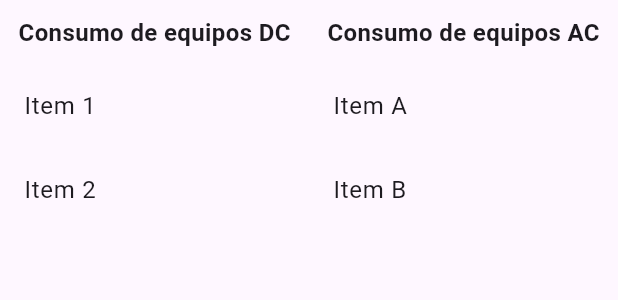
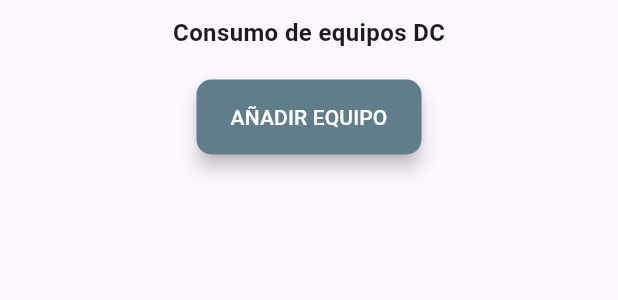
Before and after one commit to Cristhian-Leon1/web_dimensionamiento_sistema_fotovoltaico, a Flutter app: the ContenedorConsumoEquipos widget shown alone on an empty page, opened directly, on a phone screen of 412 x 824 dp. Shown: the top 300 px of the screen. Run offline on Flutter 3.47's test engine with Material 3 defaults, Android fonts, the light colour scheme and no system bars; our stand-ins replace accordion, google_fonts; project files that could hold a hidden picture were left out.

Commit message:
Actualizacion datos dispositivos DC

```diff
--- a/lib/providers/provider_inicio.dart
+++ b/lib/providers/provider_inicio.dart
@@ -2,6 +2,33 @@ import 'dart:convert';
 import 'package:flutter/material.dart';
 import 'package:flutter/services.dart' show rootBundle;
 import 'package:web_dimensionamiento_sistema_fotovoltaico/modelos/modelo_instalacion.dart';
+
+class CardEquipoData {
+  final TextEditingController zonaController = TextEditingController();
+  final TextEditingController equipoController = TextEditingController();
+  final TextEditingController cantidadController = TextEditingController();
+  final TextEditingController potenciaController = TextEditingController();
+  final TextEditingController tiempoController = TextEditingController();
+  final ValueNotifier<double> potenciaTotal = ValueNotifier<double>(0);
+  final ValueNotifier<double> consumoDiario = ValueNotifier<double>(0);
+
+  CardEquipoData() {
+    cantidadController.addListener(_updatePotenciaTotal);
+    potenciaController.addListener(_updatePotenciaTotal);
+    tiempoController.addListener(_updateConsumoDiario);
+  }
+
+  void _updatePotenciaTotal() {
+    final int cantidad = int.tryParse(cantidadController.text) ?? 0;
+    final double potencia = double.tryParse(potenciaController.text) ?? 0;
+    potenciaTotal.value = cantidad * potencia;
+  }
+
+  void _updateConsumoDiario() {
+    final double tiempo = double.tryParse(tiempoController.text) ?? 0;
+    consumoDiario.value = potenciaTotal.value * tiempo;
+  }
+}
 
 class ProviderInicio with ChangeNotifier {
   final List<bool> _seccionesAbiertas = [false, false, false];
@@ -11,14 +38,28 @@ class ProviderInicio with ChangeNotifier {
   final List<String> _departamentos = [];
   final Map<String, List<String>> _municipios = {};
 
+  final List<CardEquipoData> _equipos = [];
+  List<CardEquipoData> get equipos => _equipos;
+
   String? _ampliacionesFuturas;
   String? get ampliacionesFuturas => _ampliacionesFuturas;
+
+  final ValueNotifier<double> _potenciaTotal = ValueNotifier<double>(0);
+  final ValueNotifier<double> _consumoDiario = ValueNotifier<double>(0);
+
+  ValueNotifier<double> get potenciaTotal => _potenciaTotal;
+  ValueNotifier<double> get consumoDiario => _consumoDiario;
 
   final TextEditingController voltajeDController = TextEditingController();
   final TextEditingController voltajeAController = TextEditingController();
   final TextEditingController adultosController = TextEditingController();
   final TextEditingController jovenesController = TextEditingController();
   final TextEditingController ninosController = TextEditingController();
+  final TextEditingController zonaController = TextEditingController();
+  final TextEditingController equipoController = TextEditingController();
+  final TextEditingController cantidadController = TextEditingController();
+  final TextEditingController potenciaController = TextEditingController();
+  final TextEditingController tiempoController = TextEditingController();
 
   List<bool> get seccionesAbiertas => _seccionesAbiertas;
   ModeloInstalacion get instalacion => _instalacion;
@@ -29,6 +70,7 @@ class ProviderInicio with ChangeNotifier {
 
   ProviderInicio() {
     _cargarDatos();
+    _initListeners();
   }
 
   Future<void> _cargarDatos() async {
@@ -43,6 +85,23 @@ class ProviderInicio with ChangeNotifier {
     }
 
     notifyListeners();
+  }
+
+  void _initListeners() {
+    cantidadController.addListener(_updatePotenciaTotal);
+    potenciaController.addListener(_updatePotenciaTotal);
+    tiempoController.addListener(_updateConsumoDiario);
+  }
+
+  void _updatePotenciaTotal() {
+    final int cantidad = int.tryParse(cantidadController.text) ?? 0;
+    final double potencia = double.tryParse(potenciaController.text) ?? 0;
+    _potenciaTotal.value = cantidad * potencia;
+  }
+
+  void _updateConsumoDiario() {
+    final double tiempo = double.tryParse(tiempoController.text) ?? 0;
+    _consumoDiario.value = _potenciaTotal.value * tiempo;
   }
 
   void alternarSeccion(int indice) {
@@ -78,6 +137,16 @@ class ProviderInicio with ChangeNotifier {
     notifyListeners();
   }
 
+  void addEquipo() {
+    _equipos.add(CardEquipoData());
+    notifyListeners();
+  }
+
+  void removeEquipo(int index) {
+    _equipos.removeAt(index);
+    notifyListeners();
+  }
+
   void guardarDatos() {
     _instalacion.departamento = _tempInstalacion.departamento;
     _instalacion.municipio = _tempInstalacion.municipio;
--- a/lib/vistas/pagina_inicio.dart
+++ b/lib/vistas/pagina_inicio.dart
@@ -59,7 +59,7 @@ class PaginaInicio extends StatelessWidget {
                     contentBackgroundColor: Colors.grey[300],
                     isOpen: providerInicio.seccionesAbiertas[1],
                     header: const Text(
-                      'Consumo de equipos electrónicos',
+                      'Consumo DC de equipos electrónicos',
                       style: TextStyle(
                         color: Colors.white,
                       ),
--- a/lib/vistas/widgets/contenedor_consumo_equipos.dart
+++ b/lib/vistas/widgets/contenedor_consumo_equipos.dart
@@ -1,15 +1,17 @@
 import 'package:flutter/material.dart';
+import 'package:provider/provider.dart';
+import 'package:web_dimensionamiento_sistema_fotovoltaico/vistas/widgets/card_equipos.dart';
+import '../../providers/provider_inicio.dart';
+import 'boton_personalizable.dart';
 
 class ContenedorConsumoEquipos extends StatelessWidget {
   const ContenedorConsumoEquipos({super.key});
 
   @override
   Widget build(BuildContext context) {
+    final providerInicio = Provider.of<ProviderInicio>(context);
+
     return SingleChildScrollView(
-      child: Row(
-        children: [
-          Flexible(
-            fit: FlexFit.loose,
       child: Column(
         children: [
           const Padding(
@@ -22,50 +24,19 @@ class ContenedorConsumoEquipos extends StatelessWidget {
               ),
             ),
           ),
-                ListView(
+          ListView.builder(
             shrinkWrap: true,
-                  children: const [
-                    ListTile(
-                      title: Text('Item 1'),
+            itemCount: providerInicio.equipos.length,
+            itemBuilder: (context, index) {
+              return CardEquipos(data: providerInicio.equipos[index], index: index);
+            },
           ),
-                    ListTile(
-                      title: Text('Item 2'),
-                    ),
-                    // Agrega más ListTile según sea necesario
-                  ],
-                ),
-
-              ],
-            ),
-          ),
-          Flexible(
-            fit: FlexFit.loose,
-            child: Column(
-              children: [
-                const Padding(
-                  padding: EdgeInsets.symmetric(vertical: 10),
-                  child: Text(
-                    'Consumo de equipos AC',
-                    style: TextStyle(
-                      fontSize: 16,
-                      fontWeight: FontWeight.bold,
-                    ),
-                  ),
-                ),
-                ListView(
-                  shrinkWrap: true,
-                  children: const [
-                    ListTile(
-                      title: Text('Item A'),
-                    ),
-                    ListTile(
-                      title: Text('Item B'),
-                    ),
-
-                  ],
-                ),
-              ],
-            ),
+          BotonComun(
+            color: Colors.blueGrey,
+            text: 'AÑADIR EQUIPO',
+            onPressed: () {
+              providerInicio.addEquipo();
+            },
           ),
         ],
       ),
```
Also changed, not shown: lib/vistas/widgets/card_equipos.dart (+240 -0 lines). Lines whose indentation alone changed are shown as unchanged.
